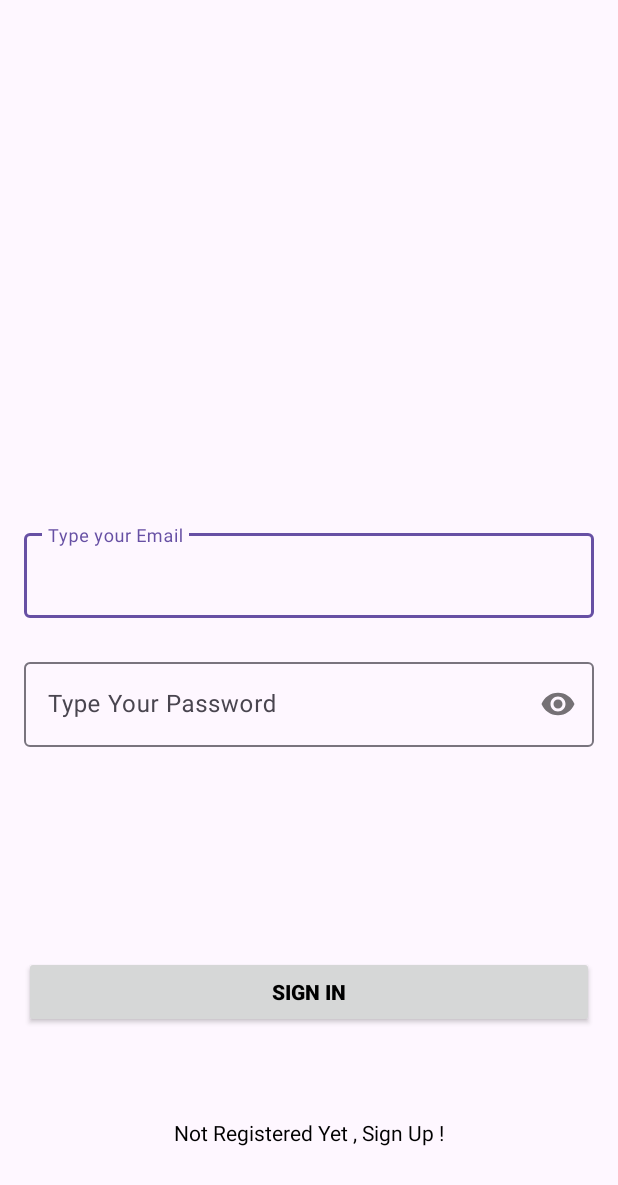
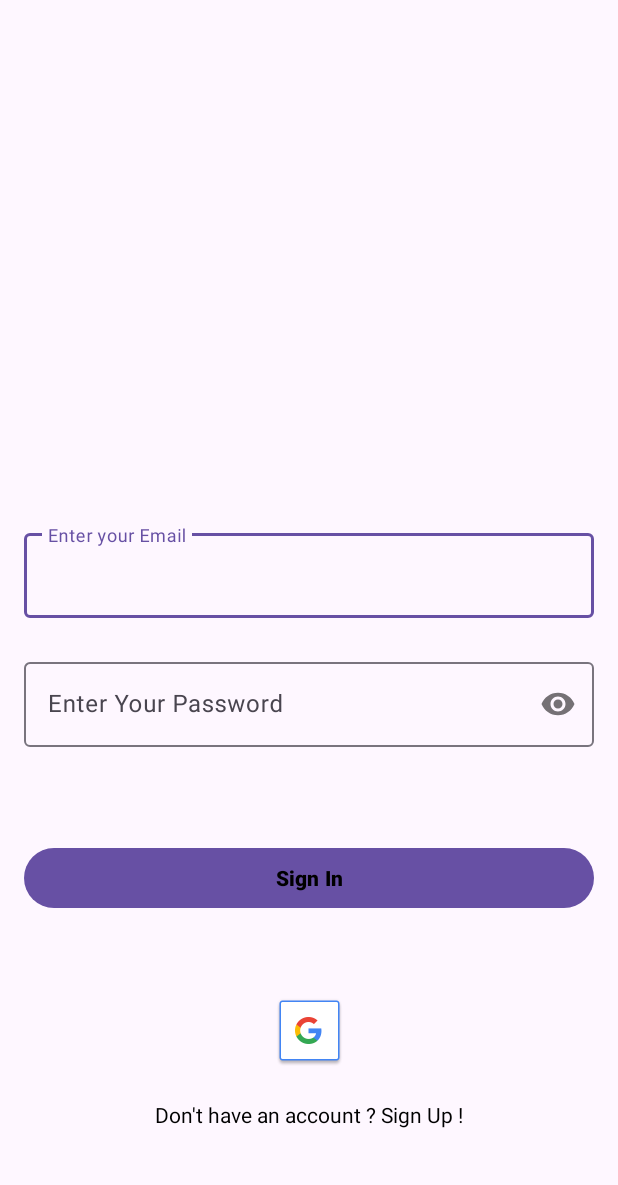
Before and after one commit to HashSuranjana/Sound-Sculpt-Mobile-2, an Android app built with Jetpack Compose: the Sign_in screen opened directly, with no data from a screen before it, on a phone screen of 412 x 824 dp. Shown: the top 1185 px of the screen. Run offline under Robolectric (Android 15) with nearby library versions, the phone set to English and light mode, and no system bars; our stand-ins replace Firebase (no records; nobody signed in at launch, a user with empty details on screens opened directly).

Commit message:
changed files

```diff
--- a/app/src/main/java/com/example/sound_sculpt_final/Sign_in.kt
+++ b/app/src/main/java/com/example/sound_sculpt_final/Sign_in.kt
@@ -3,9 +3,12 @@ package com.example.sound_sculpt_final
 import android.content.Intent
 import androidx.appcompat.app.AppCompatActivity
 import android.os.Bundle
+import android.provider.ContactsContract.Profile
 import android.widget.Toast
 import com.example.sound_sculpt_final.databinding.ActivitySignInBinding
 import com.google.firebase.auth.FirebaseAuth
+
+import android.provider.ContactsContract
 
 class Sign_in : AppCompatActivity() {
 
@@ -34,7 +37,7 @@ class Sign_in : AppCompatActivity() {
 
                 firebaseAuth.signInWithEmailAndPassword(email,pass).addOnCompleteListener {
                     if (it.isSuccessful){
-                        val intent = Intent(this,MainActivity::class.java)
+                        val intent = Intent(this,ContactsContract.Profile::class.java)
                         startActivity(intent)
                     }else{
                         Toast.makeText(this, it.exception.toString(), Toast.LENGTH_SHORT).show()
--- a/app/src/main/res/layout/activity_sign_in.xml
+++ b/app/src/main/res/layout/activity_sign_in.xml
@@ -23,7 +23,7 @@
 
             android:layout_width="match_parent"
             android:layout_height="wrap_content"
-            android:hint="Type your Email"
+            android:hint="Enter your Email"
             android:inputType="textEmailAddress" />
     </com.google.android.material.textfield.TextInputLayout>
 
@@ -43,14 +43,14 @@
 
         <com.google.android.material.textfield.TextInputEditText
             android:id="@+id/passET"
-
             android:layout_width="match_parent"
             android:layout_height="wrap_content"
-            android:hint="Type Your Password"
+            android:hint="Enter Your Password"
             android:inputType="textPassword" />
     </com.google.android.material.textfield.TextInputLayout>
 
-    <androidx.appcompat.widget.AppCompatButton
+
+    <Button
         android:id="@+id/button"
         android:layout_width="0dp"
         android:layout_height="wrap_content"
@@ -61,20 +61,34 @@
         android:textStyle="bold"
         app:layout_constraintBottom_toBottomOf="parent"
         app:layout_constraintEnd_toEndOf="parent"
-        app:layout_constraintHorizontal_bias="0.5"
         app:layout_constraintStart_toStartOf="parent"
-        app:layout_constraintTop_toBottomOf="@+id/passwordLayout" />
+        app:layout_constraintTop_toBottomOf="@+id/passwordLayout"
+        app:layout_constraintVertical_bias="0.228" />
+
+    <ImageButton
+        android:id="@+id/action_image"
+        android:layout_width="wrap_content"
+        android:layout_height="wrap_content"
+        android:background="@drawable/common_google_signin_btn_icon_dark_normal"
+        tools:layout_editor_absoluteX="181dp"
+        tools:layout_editor_absoluteY="588dp"
+        app:layout_constraintBottom_toBottomOf="parent"
+        app:layout_constraintEnd_toEndOf="parent"
+        app:layout_constraintStart_toStartOf="parent"
+        app:layout_constraintTop_toBottomOf="@+id/button"
+        app:layout_constraintVertical_bias="0.320" />
+
 
     <TextView
         android:id="@+id/textView"
         android:layout_width="wrap_content"
         android:layout_height="wrap_content"
+        android:text="Don't have an account ? Sign Up !"
         android:textColor="@color/black"
-        android:text="Not Registered Yet , Sign Up !"
         app:layout_constraintBottom_toBottomOf="parent"
         app:layout_constraintEnd_toEndOf="parent"
-        app:layout_constraintHorizontal_bias="0.5"
         app:layout_constraintStart_toStartOf="parent"
-        app:layout_constraintTop_toBottomOf="@+id/button" />
+        app:layout_constraintTop_toBottomOf="@+id/action_image"
+        app:layout_constraintVertical_bias="0.233" />
 
 </androidx.constraintlayout.widget.ConstraintLayout>
```
Also changed, not shown: app/build.gradle.kts (+7 -1 lines), app/src/main/AndroidManifest.xml (+14 -7 lines), app/src/main/java/com/example/sound_sculpt_final/Profile.kt (added, +65 -0 lines), app/src/main/res/layout/activity_profile.xml (added, +9 -0 lines), app/src/main/res/layout/activity_register.xml (+5 -4 lines).
